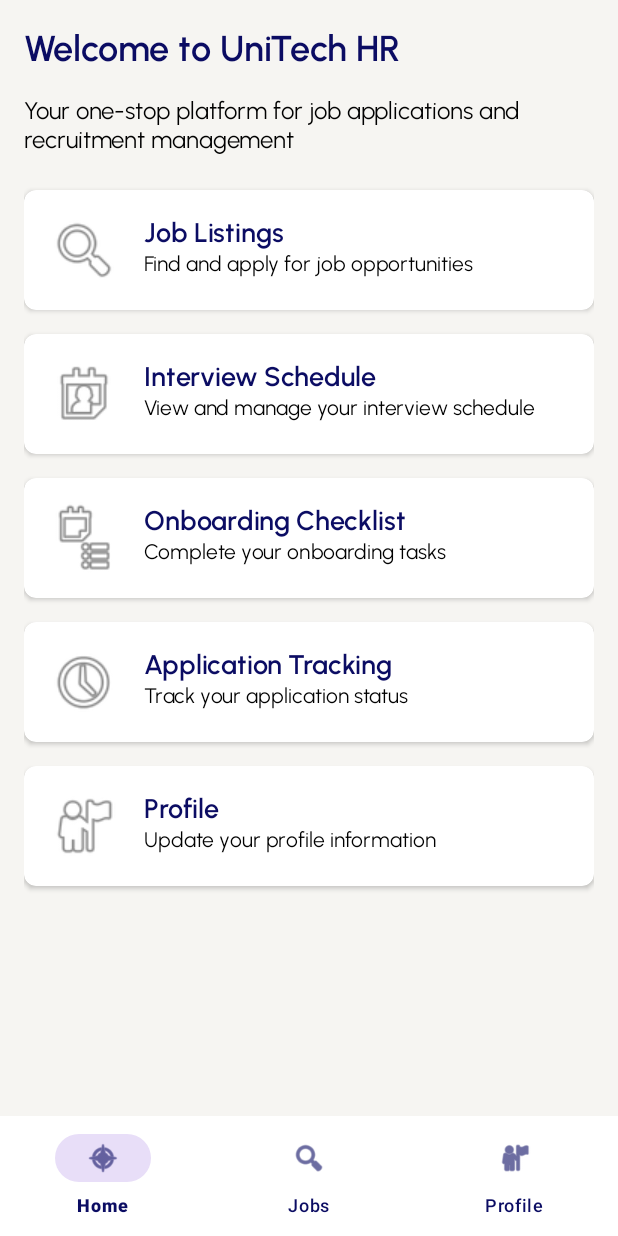
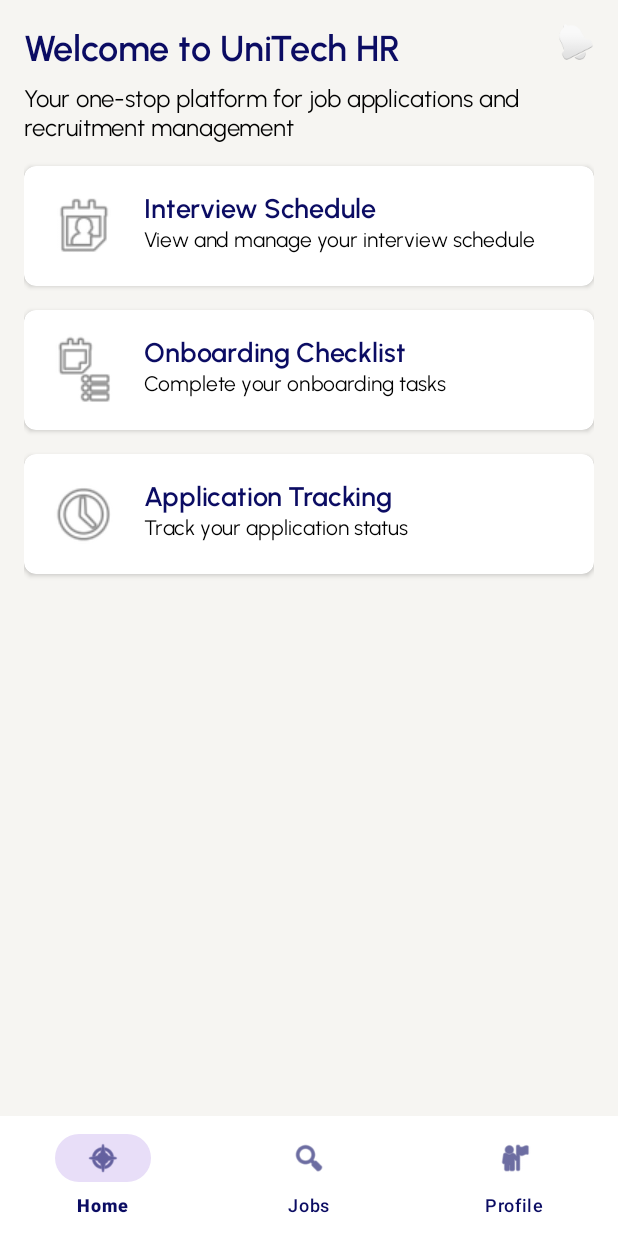
Before and after one commit to jayr-o1/capstone-unitechhr-mobile, an Android app: the screen it shows after launch (MainActivity), on a phone screen of 412 x 824 dp. Run offline under Robolectric (Android 15) with nearby library versions, the phone set to English and light mode, and no system bars; our stand-ins replace CircleImageView, navigation-ui.

Commit message:
Implement notification icon in HomeFragment and update layout; remove unused job and profile cards for cleaner UI.

```diff
--- a/app/src/main/java/com/capstone/unitechhr/fragments/HomeFragment.kt
+++ b/app/src/main/java/com/capstone/unitechhr/fragments/HomeFragment.kt
@@ -4,7 +4,9 @@ import android.os.Bundle
 import android.view.LayoutInflater
 import android.view.View
 import android.view.ViewGroup
+import android.widget.ImageView
 import android.widget.TextView
+import android.widget.Toast
 import androidx.cardview.widget.CardView
 import androidx.fragment.app.Fragment
 import androidx.navigation.fragment.findNavController
@@ -23,13 +25,15 @@ class HomeFragment : Fragment() {
     override fun onViewCreated(view: View, savedInstanceState: Bundle?) {
         super.onViewCreated(view, savedInstanceState)
 
+        // Setup notification icon
+        val notificationIcon = view.findViewById<ImageView>(R.id.notificationIcon)
+        notificationIcon.setOnClickListener {
+            Toast.makeText(context, "Notifications", Toast.LENGTH_SHORT).show()
+            // You can navigate to notifications screen if needed
+            // findNavController().navigate(R.id.notificationsFragment)
+        }
+
         // Setup navigation cards
-        setupJobCard(
-            view.findViewById(R.id.jobsCard),
-            "Find and apply for job opportunities",
-            R.id.jobListingFragment
-        )
-
         setupInterviewCard(
             view.findViewById(R.id.interviewsCard),
             "View and manage your interview schedule",
@@ -47,22 +51,6 @@ class HomeFragment : Fragment() {
             "Track your application status",
             R.id.applicantListFragment
         )
-
-        setupProfileCard(
-            view.findViewById(R.id.profileCard),
-            "Update your profile information",
-            R.id.profileFragment
-        )
-    }
-
-    private fun setupJobCard(card: CardView, description: String, destinationId: Int) {
-        // Set description text
-        card.findViewById<TextView>(R.id.jobCardDescription).text = description
-
-        // Set click listener
-        card.setOnClickListener {
-            findNavController().navigate(destinationId)
-        }
     }
 
     private fun setupInterviewCard(card: CardView, description: String, destinationId: Int) {
@@ -94,14 +82,4 @@ class HomeFragment : Fragment() {
             findNavController().navigate(destinationId)
         }
     }
-
-    private fun setupProfileCard(card: CardView, description: String, destinationId: Int) {
-        // Set description text
-        card.findViewById<TextView>(R.id.profileCardDescription).text = description
-
-        // Set click listener
-        card.setOnClickListener {
-            findNavController().navigate(destinationId)
-        }
-    }
 }
--- a/app/src/main/res/layout/fragment_home.xml
+++ b/app/src/main/res/layout/fragment_home.xml
@@ -13,11 +13,21 @@
         android:orientation="vertical"
         android:padding="16dp">
 
+        <RelativeLayout
+            android:layout_width="match_parent"
+            android:layout_height="wrap_content"
+            android:layout_marginBottom="16dp">
+
+            <LinearLayout
+                android:layout_width="wrap_content"
+                android:layout_height="wrap_content"
+                android:orientation="vertical"
+                android:layout_alignParentStart="true">
+
                 <TextView
                     android:id="@+id/welcomeText"
-            android:layout_width="match_parent"
+                    android:layout_width="wrap_content"
                     android:layout_height="wrap_content"
-            android:layout_marginBottom="16dp"
                     android:fontFamily="@font/urbanist_semibold"
                     android:text="Welcome to UniTech HR"
                     android:textColor="@color/blue"
@@ -26,63 +36,24 @@
 
                 <TextView
                     android:id="@+id/subtitleText"
-            android:layout_width="match_parent"
+                    android:layout_width="wrap_content"
                     android:layout_height="wrap_content"
-            android:layout_marginBottom="24dp"
+                    android:layout_marginTop="8dp"
                     android:fontFamily="@font/urbanist"
                     android:text="Your one-stop platform for job applications and recruitment management"
                     android:textColor="@color/black"
                     android:textSize="16sp" />
-
-        <!-- Jobs Card -->
-        <androidx.cardview.widget.CardView
-            android:id="@+id/jobsCard"
-            android:layout_width="match_parent"
-            android:layout_height="wrap_content"
-            android:layout_marginBottom="16dp"
-            android:clickable="true"
-            android:focusable="true"
-            app:cardCornerRadius="8dp"
-            app:cardElevation="2dp">
-
-            <LinearLayout
-                android:layout_width="match_parent"
-                android:layout_height="wrap_content"
-                android:orientation="horizontal"
-                android:padding="16dp">
+            </LinearLayout>
 
             <ImageView
-                    android:layout_width="48dp"
-                    android:layout_height="48dp"
-                    android:contentDescription="Jobs Icon"
-                    android:src="@android:drawable/ic_menu_search" />
-
-                <LinearLayout
-                    android:layout_width="match_parent"
-                    android:layout_height="wrap_content"
-                    android:layout_marginStart="16dp"
-                    android:orientation="vertical">
-
-                    <TextView
-                        android:layout_width="match_parent"
-                        android:layout_height="wrap_content"
-                        android:fontFamily="@font/urbanist_semibold"
-                        android:text="Job Listings"
-                        android:textColor="@color/blue"
-                        android:textSize="18sp"
-                        android:textStyle="bold" />
-
-                    <TextView
-                        android:id="@+id/jobCardDescription"
-                        android:layout_width="match_parent"
-                        android:layout_height="wrap_content"
-                        android:fontFamily="@font/urbanist"
-                        android:textColor="@color/black"
-                        android:textSize="14sp"
-                        tools:text="Description text" />
-                </LinearLayout>
-            </LinearLayout>
-        </androidx.cardview.widget.CardView>
+                android:id="@+id/notificationIcon"
+                android:layout_width="24dp"
+                android:layout_height="24dp"
+                android:layout_alignParentEnd="true"
+                android:layout_alignParentTop="true"
+                android:contentDescription="Notifications"
+                android:src="@android:drawable/ic_popup_reminder" />
+        </RelativeLayout>
 
         <!-- Interviews Card -->
         <androidx.cardview.widget.CardView
@@ -234,55 +205,5 @@
             </LinearLayout>
         </androidx.cardview.widget.CardView>
 
-        <!-- Profile Card -->
-        <androidx.cardview.widget.CardView
-            android:id="@+id/profileCard"
-            android:layout_width="match_parent"
-            android:layout_height="wrap_content"
-            android:layout_marginBottom="16dp"
-            android:clickable="true"
-            android:focusable="true"
-            app:cardCornerRadius="8dp"
-            app:cardElevation="2dp">
-
-            <LinearLayout
-                android:layout_width="match_parent"
-                android:layout_height="wrap_content"
-                android:orientation="horizontal"
-                android:padding="16dp">
-
-                <ImageView
-                    android:layout_width="48dp"
-                    android:layout_height="48dp"
-                    android:contentDescription="Profile Icon"
-                    android:src="@android:drawable/ic_menu_myplaces" />
-
-                <LinearLayout
-                    android:layout_width="match_parent"
-                    android:layout_height="wrap_content"
-                    android:layout_marginStart="16dp"
-                    android:orientation="vertical">
-
-                    <TextView
-                        android:layout_width="match_parent"
-                        android:layout_height="wrap_content"
-                        android:fontFamily="@font/urbanist_semibold"
-                        android:text="Profile"
-                        android:textColor="@color/blue"
-                        android:textSize="18sp"
-                        android:textStyle="bold" />
-
-                    <TextView
-                        android:id="@+id/profileCardDescription"
-                        android:layout_width="match_parent"
-                        android:layout_height="wrap_content"
-                        android:fontFamily="@font/urbanist"
-                        android:textColor="@color/black"
-                        android:textSize="14sp"
-                        tools:text="Description text" />
-                </LinearLayout>
-            </LinearLayout>
-        </androidx.cardview.widget.CardView>
-
     </LinearLayout>
 </androidx.core.widget.NestedScrollView>
```
Lines whose indentation alone changed are shown as unchanged.
